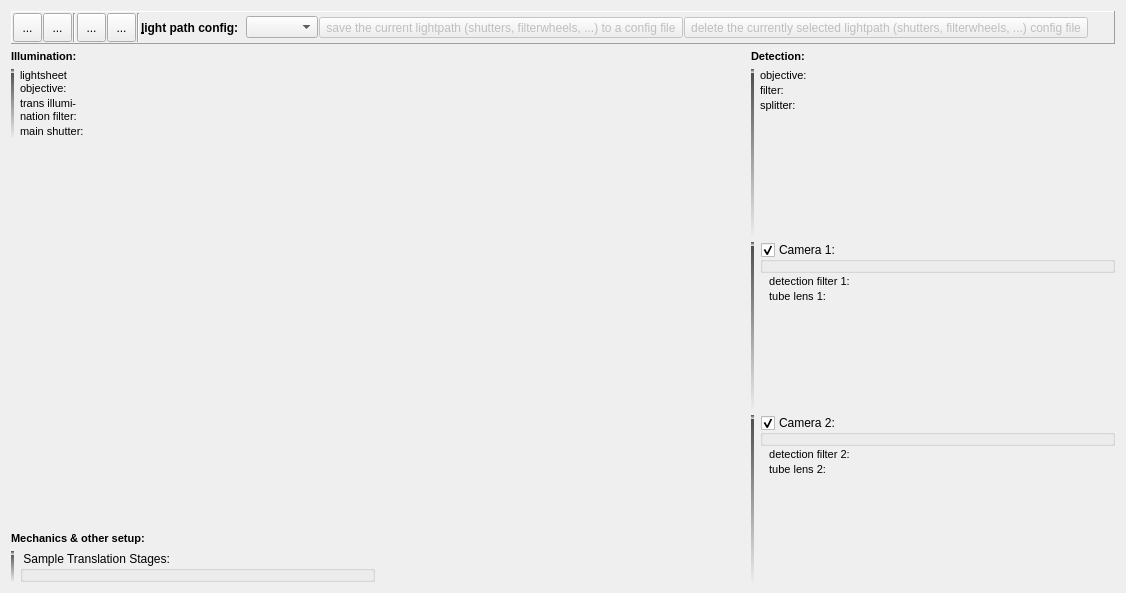
Before: the Qt Designer form plugins/spimb040/qfespimb040opticssetup.ui in jkriege2/QuickFit3, drawn with Qt 5.
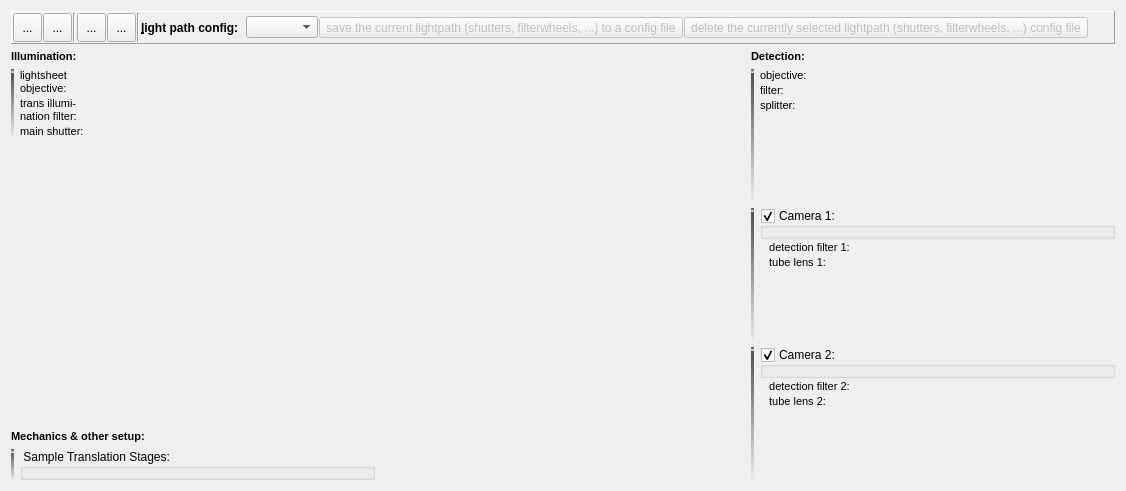
After: the same form once the commit is applied. Icons and pictures are not drawn. Custom widgets are drawn as their Qt base class.

```diff
--- a/plugins/spimb040/qfespimb040opticssetup.ui
+++ b/plugins/spimb040/qfespimb040opticssetup.ui
@@ -6,8 +6,8 @@
    <rect>
     <x>0</x>
     <y>0</y>
-    <width>982</width>
-    <height>593</height>
+    <width>708</width>
+    <height>491</height>
    </rect>
   </property>
   <property name="windowTitle">
@@ -40,8 +40,8 @@
     <widget class="QLabel" name="image">
      <property name="minimumSize">
       <size>
-       <width>300</width>
-       <height>500</height>
+       <width>230</width>
+       <height>355</height>
       </size>
      </property>
      <property name="text">
```
Left out of the diff: 242 changed lines with no effect on the pictures.
